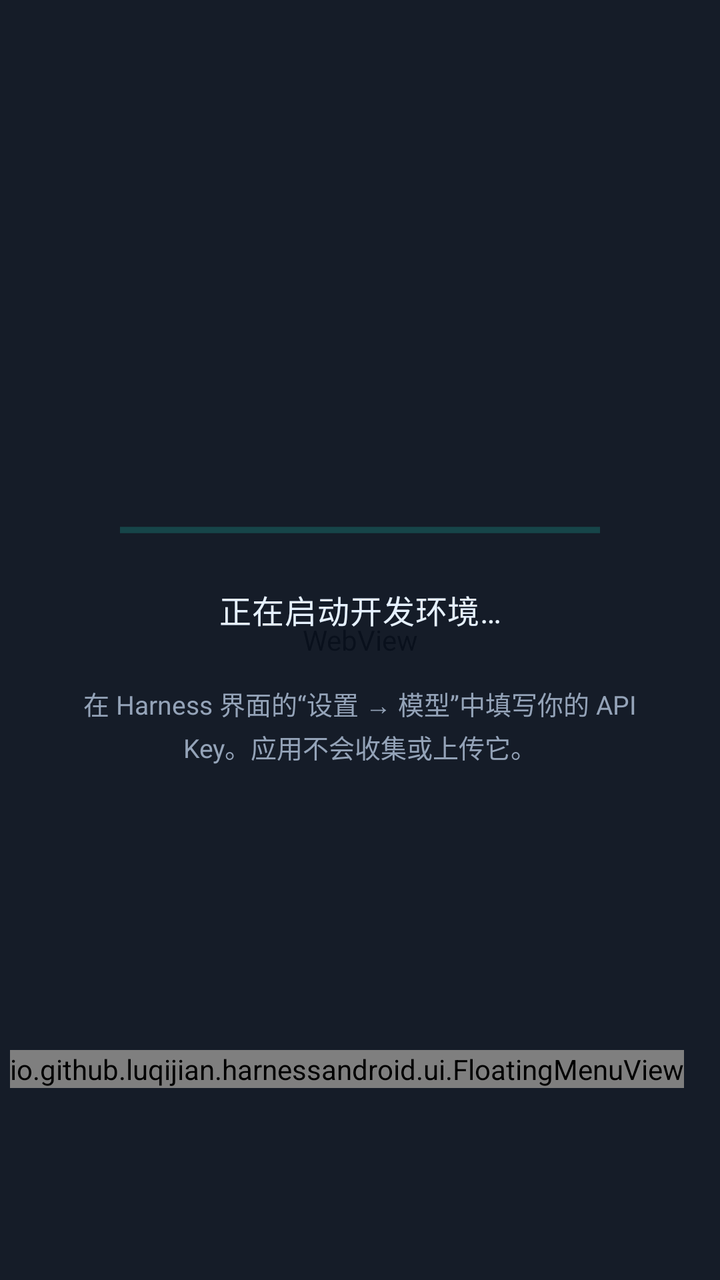
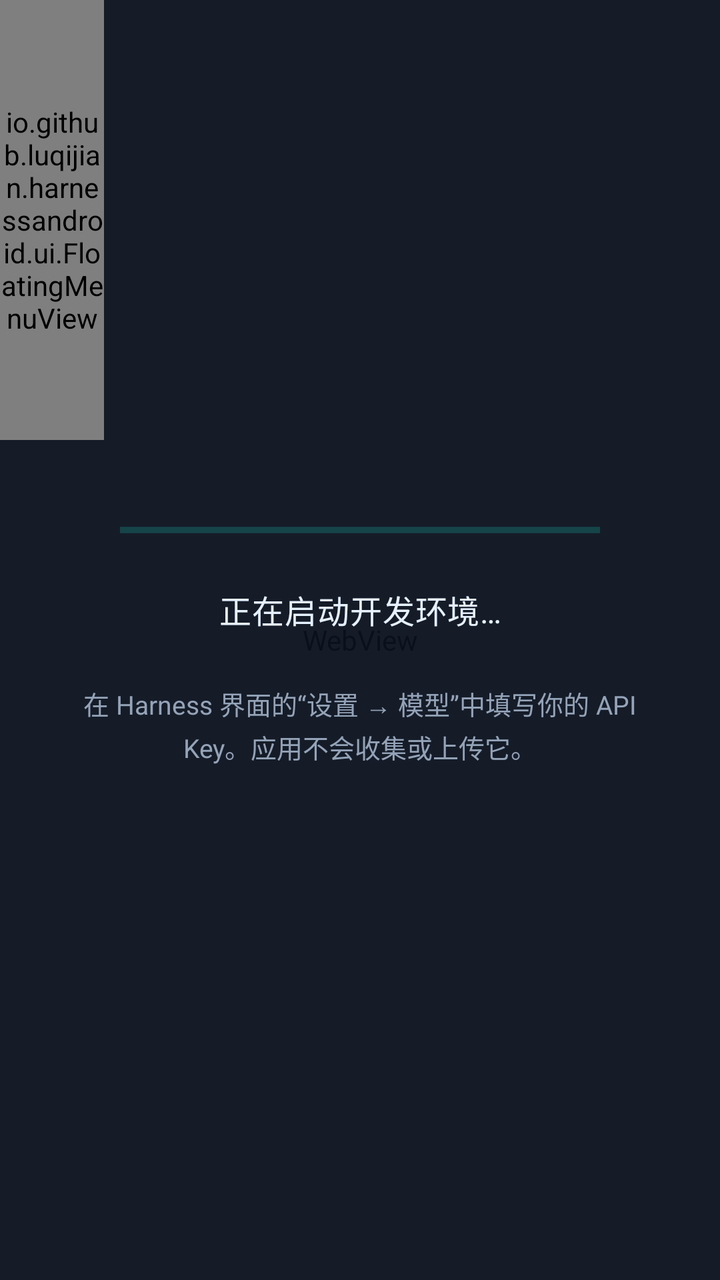

The first picture is an Android layout as it rendered before a commit; the second is the same layout after the commit. The layout source and the unified diff follow.
<!-- AndroidManifest.xml: application theme Theme.Harness -->
<!-- res/layout/activity_main.xml -->
<?xml version="1.0" encoding="utf-8"?>
<LinearLayout xmlns:android="http://schemas.android.com/apk/res/android"
    android:id="@+id/root"
    android:layout_width="match_parent"
    android:layout_height="match_parent"
    android:background="@color/surface_dark"
    android:orientation="vertical">

    <FrameLayout
        android:id="@+id/web_container"
        android:layout_width="match_parent"
        android:layout_height="match_parent">

        <WebView
            android:id="@+id/webView"
            android:layout_width="match_parent"
            android:layout_height="match_parent"
            android:background="@color/surface_dark" />

        <LinearLayout
            android:id="@+id/overlay"
            android:layout_width="match_parent"
            android:layout_height="match_parent"
            android:background="#E60B1220"
            android:gravity="center"
            android:orientation="vertical"
            android:padding="32dp">

            <ProgressBar
                android:id="@+id/progress"
                style="?android:attr/progressBarStyleHorizontal"
                android:layout_width="240dp"
                android:layout_height="wrap_content"
                android:indeterminate="true"
                android:indeterminateTint="@color/brand_accent" />

            <TextView
                android:id="@+id/status"
                style="@style/TextAppearance.Harness.Status"
                android:layout_width="match_parent"
                android:layout_height="wrap_content"
                android:layout_marginTop="20dp"
                android:gravity="center"
                android:text="@string/engine_starting"
                android:textSize="16sp" />

            <TextView
                android:id="@+id/detail"
                android:layout_width="match_parent"
                android:layout_height="wrap_content"
                android:layout_marginTop="10dp"
                android:gravity="center"
                android:maxLines="8"
                android:scrollbars="vertical"
                android:textColor="@color/text_muted"
                android:textIsSelectable="true"
                android:textSize="13sp"
                android:visibility="gone" />

            <LinearLayout
                android:id="@+id/overlay_actions"
                android:layout_width="wrap_content"
                android:layout_height="wrap_content"
                android:layout_marginTop="20dp"
                android:orientation="horizontal"
                android:visibility="gone">

                <Button
                    android:id="@+id/retry"
                    style="@style/Widget.Harness.Button"
                    android:layout_width="wrap_content"
                    android:layout_height="wrap_content"
                    android:text="@string/retry" />

                <Button
                    android:id="@+id/open_settings"
                    style="@style/Widget.Harness.Button"
                    android:layout_width="wrap_content"
                    android:layout_height="wrap_content"
                    android:layout_marginStart="12dp"
                    android:text="@string/open_settings" />
            </LinearLayout>

            <TextView
                android:id="@+id/first_run_notice"
                android:layout_width="match_parent"
                android:layout_height="wrap_content"
                android:layout_marginTop="26dp"
                android:gravity="center"
                android:lineSpacingExtra="3dp"
                android:text="@string/api_key_hint"
                android:textColor="@color/text_muted"
                android:textSize="13sp" />
        </LinearLayout>

        <io.github.luqijian.harnessandroid.ui.FloatingMenuView
            android:id="@+id/float_menu"
            android:layout_width="wrap_content"
            android:layout_height="wrap_content"
            android:layout_gravity="bottom|end"
            android:layout_marginEnd="18dp"
            android:layout_marginBottom="96dp" />
    </FrameLayout>
</LinearLayout>
<!-- resources referenced by this layout -->
<resources>
  <color name="brand_accent">#14B8A6</color>
  <color name="surface_dark">#0B1220</color>
  <color name="text_muted">#94A3B8</color>
  <string name="api_key_hint">在 Harness 界面的“设置 → 模型”中填写你的 API Key。应用不会收集或上传它。</string>
  <string name="engine_starting">正在启动开发环境…</string>
  <string name="open_settings">打开设置</string>
  <string name="retry">重试</string>
  <style name="TextAppearance.Harness.Status" parent="TextAppearance.Material3.BodyMedium">
          <item name="android:textColor">@color/text_on_dark</item>
      </style>
  <style name="Widget.Harness.Button" parent="Widget.Material3.Button">
          <item name="android:textAllCaps">false</item>
      </style>
  <style name="Theme.Harness" parent="Theme.Material3.DayNight.NoActionBar">
          <item name="colorPrimary">@color/brand_primary</item>
          <item name="colorOnPrimary">#FFFFFF</item>
          <item name="colorSecondary">@color/brand_accent</item>
          <item name="android:statusBarColor">@color/surface_dark</item>
          <item name="android:navigationBarColor">@color/surface_dark</item>
          <item name="android:windowLightStatusBar">false</item>
          <item name="android:windowLightNavigationBar">false</item>
      </style>
  <color name="text_on_dark">#E6F1FF</color>
  <color name="brand_primary">#0F766E</color>
</resources>

<!-- the commit's change to res/layout/activity_main.xml (unified diff, before → after) -->
@@ -95,10 +95,7 @@
 
         <io.github.luqijian.harnessandroid.ui.FloatingMenuView
             android:id="@+id/float_menu"
-            android:layout_width="wrap_content"
-            android:layout_height="wrap_content"
-            android:layout_gravity="bottom|end"
-            android:layout_marginEnd="18dp"
-            android:layout_marginBottom="96dp" />
+            android:layout_width="52dp"
+            android:layout_height="220dp" />
     </FrameLayout>
 </LinearLayout>
